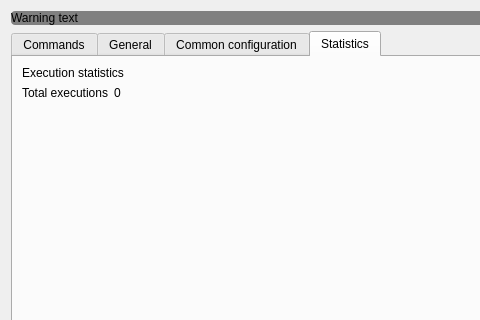
Before: the Qt Designer form tray_runner/gui/settings_dialog.ui in okelet/tray-runner, drawn with Qt 5; both pictures show x 0 to 480 and y 0 to 320 of the 702 by 493 pixel window.
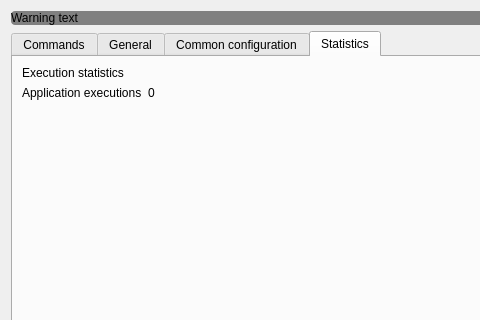
After: the same form once the commit is applied. The open tabs and pages were chosen to show the change.

```diff
--- a/tray_runner/gui/settings_dialog.ui
+++ b/tray_runner/gui/settings_dialog.ui
@@ -312,7 +312,7 @@
          <item row="0" column="0">
           <widget class="QLabel" name="total_runs_label">
            <property name="text">
-            <string>Total executions</string>
+            <string>Application executions</string>
            </property>
           </widget>
          </item>
```
Left out of the diff: 4 changed lines with no effect on the pictures.
